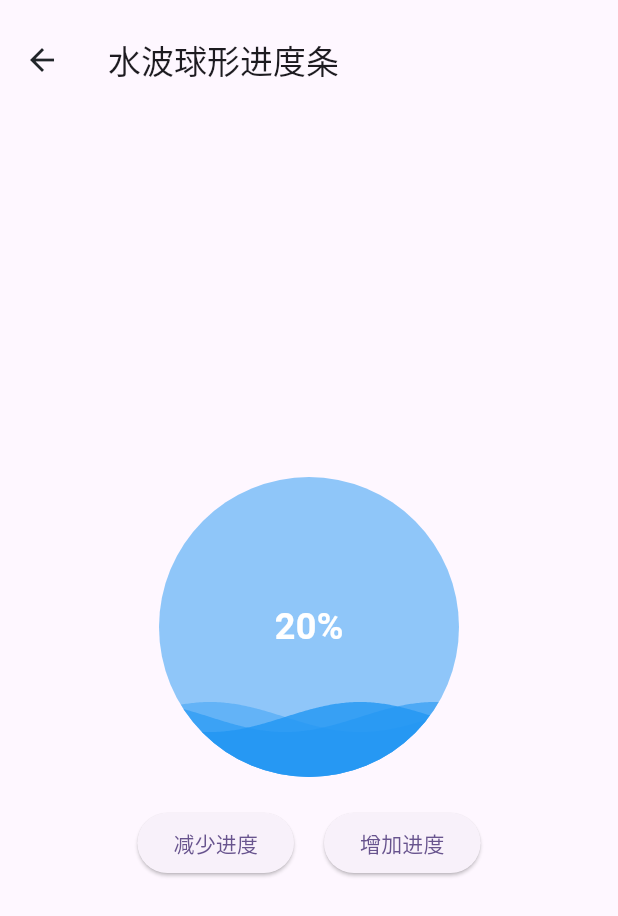
After one commit to 7-bit-zhang/stu_flutter, a Flutter app: the WaterWaveProgressPage screen opened directly, after a tap on "减少进度", on a phone screen of 412 x 824 dp. The commit adds this screen. Shown: the top 916 px of the screen. Run offline on Flutter 3.47's test engine with Material 3 defaults, Android fonts, the phone set to English and light mode, and no system bars; our stand-ins replace auto_size_text, badges, extended_image, flutter_bloc, flutter_easyloading, flutter_layout_grid and 11 more; missing offline and left inert: extended_text_field, graphview, scan, sliver_head_automatic_adsorption.

```diff
--- a/lib/frame.dart
+++ b/lib/frame.dart
@@ -33,6 +33,7 @@ import 'package:study_demo/pages/demo/dropdownMenu_page.dart';
 import 'package:study_demo/pages/demo/group_qr.dart';
 import 'package:study_demo/pages/demo/sliver_top_keep.dart';
 import 'package:study_demo/pages/demo/transform_page.dart';
+import 'package:study_demo/pages/demo/waterWaveProgressBar.dart';
 import 'package:study_demo/pages/demo/watermark_page.dart';
 import 'package:study_demo/pages/demoNew/start_page.dart';
 import 'package:study_demo/pages/folding_cell-master/folding_cell_list_page.dart';
@@ -115,7 +116,9 @@ class FramePage extends StatelessWidget {
       body: ListView(
         padding: const EdgeInsets.all(20),
         children: [
-          getItem("切换主题 使用bloc 管理主题", MySliverApp()),
+          getItem("水波球形进度条", const WaterWaveProgressPage()),
+          const SizedBox(height: 20),
+          getItem("自动吸顶sliver", MySliverApp()),
           const SizedBox(height: 20),
           getItem("切换主题 使用bloc 管理主题", const ThemeSwitch()),
           const SizedBox(height: 20),
--- /dev/null
+++ b/lib/pages/demo/waterWaveProgressBar.dart
@@ -0,0 +1,261 @@
+// ignore_for_file: library_private_types_in_public_api
+
+import 'package:flutter/material.dart';
+import 'dart:math';
+
+import 'package:sliver_head_automatic_adsorption/sliver_head_automatic_adsorption.dart';
+
+class WaterWaveProgressPage extends StatefulWidget {
+  const WaterWaveProgressPage({super.key});
+
+  @override
+  State<WaterWaveProgressPage> createState() => _WaterWaveProgressPageState();
+}
+
+class _WaterWaveProgressPageState extends State<WaterWaveProgressPage> {
+  @override
+  Widget build(BuildContext context) {
+    return Scaffold(
+      appBar: AppBar(title: const Text("水波球形进度条")),
+      body: const AnimatedProgressBar(),
+    );
+  }
+}
+
+class AnimatedProgressBar extends StatefulWidget {
+  const AnimatedProgressBar({super.key});
+
+  @override
+  _AnimatedProgressBarState createState() => _AnimatedProgressBarState();
+}
+
+class _AnimatedProgressBarState extends State<AnimatedProgressBar> {
+  double progress = 0.4;
+
+  void updateProgress() {
+    setState(() {
+      progress = (progress + 0.2).clamp(0.0, 1.0);
+    });
+  }
+
+  void decreaseProgress() {
+    setState(() {
+      progress = (progress - 0.2).clamp(0.0, 1.0);
+    });
+  }
+
+  @override
+  Widget build(BuildContext context) {
+    return Column(
+      mainAxisAlignment: MainAxisAlignment.center,
+      children: [
+        WaterWaveProgressBar(size: 200, progress: progress),
+        const SizedBox(height: 20),
+        Row(
+          mainAxisAlignment: MainAxisAlignment.center,
+          children: [
+            ElevatedButton(
+              onPressed: decreaseProgress,
+              child: const Text("减少进度"),
+            ),
+            const SizedBox(width: 20),
+            ElevatedButton(
+              onPressed: updateProgress,
+              child: const Text("增加进度"),
+            ),
+          ],
+        ),
+      ],
+    );
+  }
+}
+
+class WaterWaveProgressBar extends StatefulWidget {
+  final double size;
+  final double progress;
+
+  const WaterWaveProgressBar(
+      {Key? key, required this.size, required this.progress})
+      : super(key: key);
+
+  @override
+  _WaterWaveProgressBarState createState() => _WaterWaveProgressBarState();
+}
+
+class _WaterWaveProgressBarState extends State<WaterWaveProgressBar>
+    with TickerProviderStateMixin {
+  late AnimationController _progressController;
+  late AnimationController _waveController;
+  late Animation<double> _progressAnimation;
+  late double _oldProgress;
+
+  @override
+  void initState() {
+    super.initState();
+    _oldProgress = widget.progress;
+
+    // 进度动画控制器
+    _progressController = AnimationController(
+      vsync: this,
+      duration: const Duration(seconds: 1),
+    );
+
+    _progressAnimation =
+        Tween<double>(begin: _oldProgress, end: widget.progress).animate(
+      CurvedAnimation(parent: _progressController, curve: Curves.easeInOut),
+    );
+
+    // 水波纹动画控制器，保持循环
+    _waveController = AnimationController(
+      vsync: this,
+      duration: const Duration(seconds: 2),
+    )..repeat(); // 循环执行水波纹动画
+  }
+
+  @override
+  void didUpdateWidget(WaterWaveProgressBar oldWidget) {
+    super.didUpdateWidget(oldWidget);
+    if (oldWidget.progress != widget.progress) {
+      _oldProgress = oldWidget.progress;
+      _progressAnimation =
+          Tween<double>(begin: _oldProgress, end: widget.progress).animate(
+        CurvedAnimation(parent: _progressController, curve: Curves.easeInOut),
+      );
+
+      // 开始执行进度动画
+      _progressController.forward(from: 0.0);
+    }
+  }
+
+  @override
+  void dispose() {
+    _progressController.dispose();
+    _waveController.dispose();
+    super.dispose();
+  }
+
+  @override
+  Widget build(BuildContext context) {
+    return AnimatedBuilder(
+      animation: Listenable.merge([_progressController, _waveController]),
+      builder: (context, child) {
+        return Stack(
+          alignment: Alignment.center,
+          children: [
+            SizedBox(
+                width: widget.size,
+                height: widget.size,
+                child: CustomPaint(
+                  painter: MultiLayerWaterWavePainter(
+                      _waveController.value, _progressAnimation.value),
+                )),
+            Text(
+              '${(_progressAnimation.value * 100).toInt()}%',
+              style: const TextStyle(
+                  fontSize: 24,
+                  fontWeight: FontWeight.bold,
+                  color: Colors.white),
+            ),
+          ],
+        );
+      },
+    );
+  }
+}
+
+class MultiLayerWaterWavePainter extends CustomPainter {
+  final double waveAnimationValue;
+  final double progress;
+
+  MultiLayerWaterWavePainter(this.waveAnimationValue, this.progress);
+
+  @override
+  void paint(Canvas canvas, Size size) {
+    double waveHeight = 10.0;
+    double waveLength = size.width;
+    double radius = size.width / 2;
+    double centerY = size.height * (1 - progress);
+
+    Paint circlePaint = Paint()..color = Colors.blue.withOpacity(0.5);
+    Paint wavePaint1 = Paint()..color = Colors.blue.withOpacity(0.4);
+    Paint wavePaint2 = Paint()..color = Colors.blue.withOpacity(0.6);
+    Paint wavePaint3 = Paint()..color = Colors.blue.withOpacity(0.8);
+
+    Path wavePath1 = Path();
+    Path wavePath2 = Path();
+    Path wavePath3 = Path();
+
+    // 第一层波浪
+    for (double i = -waveLength / 4; i <= waveLength * 1.25; i++) {
+      double dx = i;
+      double dy =
+          sin((i / waveLength * 2 * pi) + (waveAnimationValue * 2 * pi)) *
+                  waveHeight +
+              centerY;
+      if (i == -waveLength / 4) {
+        wavePath1.moveTo(dx, dy);
+      } else {
+        wavePath1.lineTo(dx, dy);
+      }
+    }
+
+    // 第二层波浪
+    for (double i = -waveLength / 4; i <= waveLength * 1.25; i++) {
+      double dx = i;
+      double dy = sin((i / waveLength * 2 * pi) +
+                  (waveAnimationValue * 2 * pi) +
+                  pi / 2) *
+              waveHeight +
+          centerY;
+      if (i == -waveLength / 4) {
+        wavePath2.moveTo(dx, dy);
+      } else {
+        wavePath2.lineTo(dx, dy);
+      }
+    }
+
+    // 第三层波浪
+    for (double i = -waveLength / 4; i <= waveLength * 1.25; i++) {
+      double dx = i;
+      double dy =
+          sin((i / waveLength * 2 * pi) + (waveAnimationValue * 2 * pi) + pi) *
+                  waveHeight +
+              centerY;
+      if (i == -waveLength / 4) {
+        wavePath3.moveTo(dx, dy);
+      } else {
+        wavePath3.lineTo(dx, dy);
+      }
+    }
+
+    wavePath1.lineTo(size.width * 1.25, size.height);
+    wavePath1.lineTo(-waveLength / 4, size.height);
+    wavePath1.close();
+
+    wavePath2.lineTo(size.width * 1.25, size.height);
+    wavePath2.lineTo(-waveLength / 4, size.height);
+    wavePath2.close();
+
+    wavePath3.lineTo(size.width * 1.25, size.height);
+    wavePath3.lineTo(-waveLength / 4, size.height);
+    wavePath3.close();
+
+    // 绘制圆形背景
+    canvas.drawCircle(Offset(radius, radius), radius, circlePaint);
+
+    // 裁剪圆形区域
+    canvas.clipPath(Path()
+      ..addOval(
+          Rect.fromCircle(center: Offset(radius, radius), radius: radius)));
+
+    // 绘制多层波浪
+    canvas.drawPath(wavePath1, wavePaint1);
+    canvas.drawPath(wavePath2, wavePaint2);
+    canvas.drawPath(wavePath3, wavePaint3);
+  }
+
+  @override
+  bool shouldRepaint(CustomPainter oldDelegate) {
+    return true;
+  }
+}
```
Also changed, not shown: pubspec.yaml (+4 -4 lines), 1 other file.
